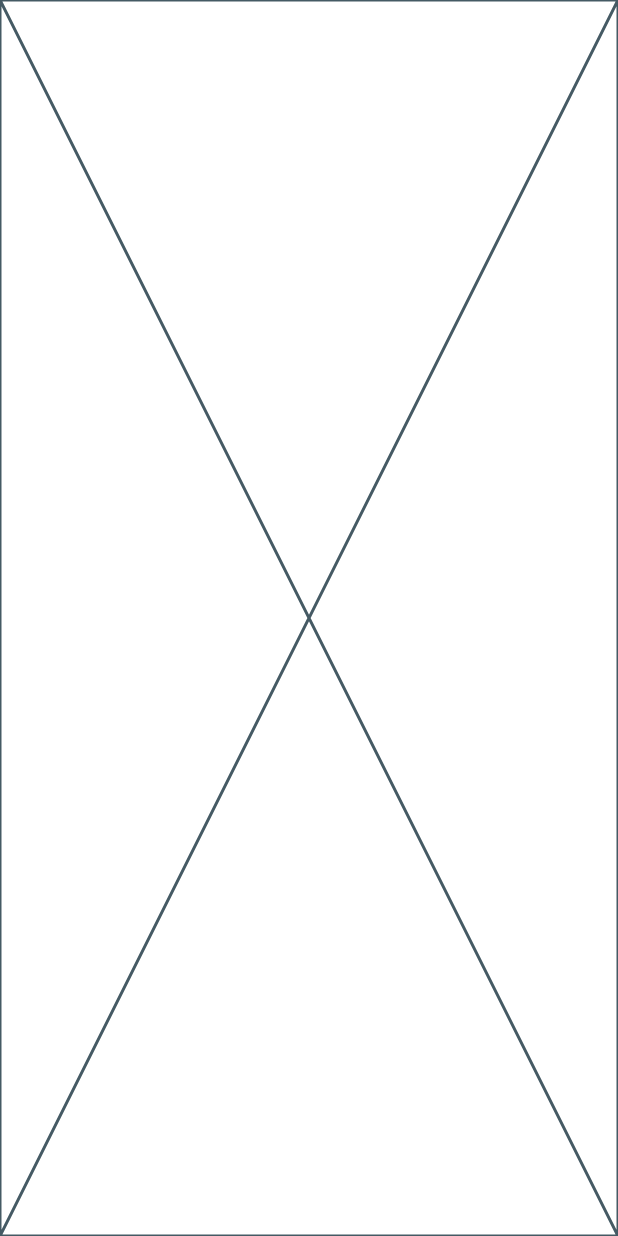
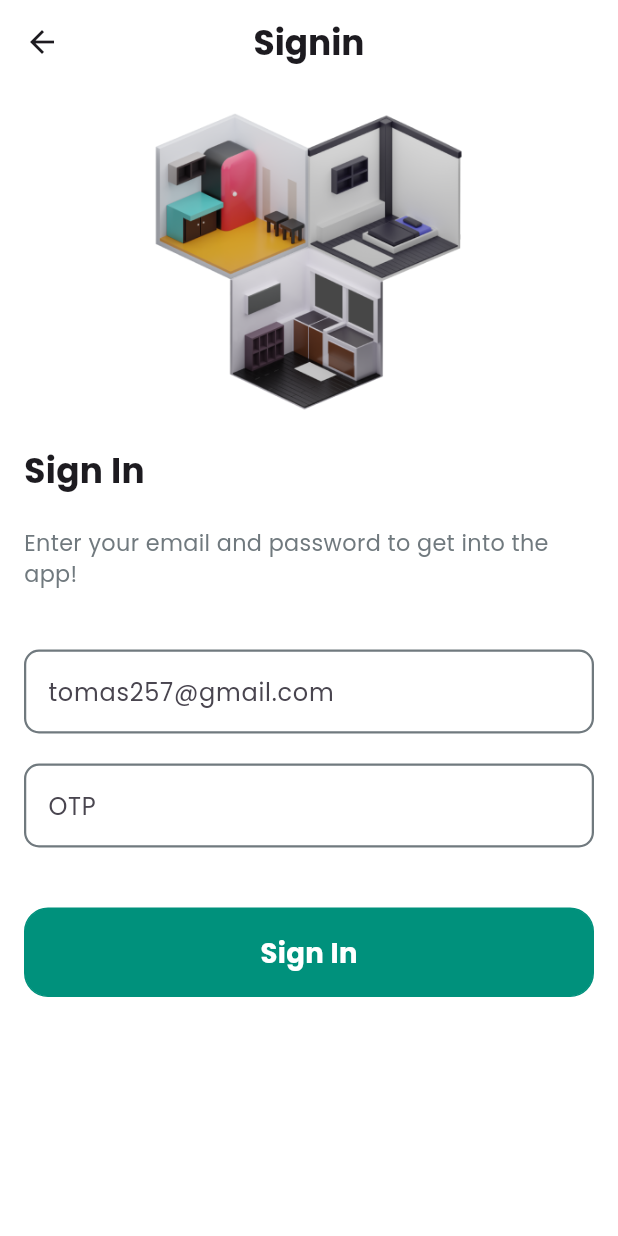
Before and after one commit to graduationproject273/graduatinproject, a Flutter app: the AuthButtonsView screen opened by its route, after a tap on "Sign In", on a phone screen of 412 x 824 dp. Run offline on Flutter 3.47's test engine with Material 3 defaults, Android fonts, the phone set to English and light mode, and no system bars; our stand-ins replace bloc, dartz, device_preview, dio, dots_indicator, equatable and 5 more; missing offline and left inert: data_connection_checker_tv; accounts and stored records are empty.

Commit message:
login page

```diff
--- a/lib/core/styles/textstyles.dart
+++ b/lib/core/styles/textstyles.dart
@@ -31,6 +31,8 @@ class Textstyles {
       TextStyle(fontSize: 16.sp, fontWeight: FontWeight.bold);
        static final texttotalprice =
       TextStyle(fontSize: 17.sp, fontWeight: FontWeight.w500);
+       static final texttitlelogin =
+   TextStyle(fontSize: 20.sp, fontWeight: FontWeight.bold);
        static final textitemcartnumber =
       TextStyle(fontSize: 18.sp,fontWeight:FontWeight.w500);
       static final textitemtotal =
--- a/lib/core/widgets/custom_textfield.dart
+++ b/lib/core/widgets/custom_textfield.dart
@@ -12,6 +12,8 @@ class CustomTextformfield extends StatelessWidget {
   final int? maxLines;
   final double? cursorHeight;
   final TextStyle? hintStyle;
+  final Color? color ;
+  final Color? colorborder;
   const CustomTextformfield({
     super.key,
     required this.hintText,
@@ -19,7 +21,7 @@ class CustomTextformfield extends StatelessWidget {
     this.obscureText,
     this.suffixIcon,
     this.validator,
-    this.onSaved, this.maxLines, this.cursorHeight, this.hintStyle,
+    this.onSaved, this.maxLines, this.cursorHeight, this.hintStyle, this.color, this.colorborder,
   });
 
   @override
@@ -38,7 +40,7 @@ class CustomTextformfield extends StatelessWidget {
         suffixIconColor: Color(0xFFC9CECF),
         hintText: hintText,
         filled: true,
-        fillColor: colortextfieldreveiw,
+        fillColor:color ,
         border: buildBorder(),
         enabledBorder: buildBorder(),
         focusedBorder: buildBorder(),
@@ -47,8 +49,8 @@ class CustomTextformfield extends StatelessWidget {
 
   OutlineInputBorder buildBorder() {
     return OutlineInputBorder(
-        borderSide: BorderSide(width: 2, color: Color(0xFFF9FAFA)),
-        borderRadius: BorderRadius.circular(4),
+        borderSide: BorderSide(width: 1.5, color: colorborder ?? Color(0xFFC9CECF)),
+        borderRadius: BorderRadius.circular(10),
       );
   }
 }
--- a/lib/featrues/authintication/login/presentation/pages/login_view.dart
+++ b/lib/featrues/authintication/login/presentation/pages/login_view.dart
@@ -1,10 +1,20 @@
 import 'package:flutter/material.dart';
+import 'package:gradution/core/styles/textstyles.dart';
+import 'package:gradution/featrues/authintication/login/presentation/widgets/body_login_view.dart';
 
 class LoginView extends StatelessWidget {
   const LoginView({super.key});
 
   @override
   Widget build(BuildContext context) {
-    return const Placeholder();
+    return  Scaffold(
+      appBar: AppBar(
+        centerTitle: true,
+        title:  Text('Signin',style: Textstyles.texttitlelogin,),
+        backgroundColor: Colors.white,
+      ),
+      backgroundColor: Colors.white,
+      body:BodyLoginView()
+    );
   }
 }
--- /dev/null
+++ b/lib/featrues/authintication/login/presentation/widgets/body_login_view.dart
@@ -0,0 +1,64 @@
+import 'package:flutter/material.dart';
+import 'package:gradution/constants/images.dart';
+import 'package:gradution/core/styles/colors.dart';
+import 'package:gradution/core/styles/extention.dart';
+import 'package:gradution/core/styles/textstyles.dart';
+import 'package:gradution/core/widgets/custom_button.dart';
+import 'package:gradution/core/widgets/custom_textfield.dart';
+
+class BodyLoginView extends StatelessWidget {
+  const BodyLoginView({super.key});
+
+  @override
+  Widget build(BuildContext context) {
+    return Padding(
+      padding: const EdgeInsets.all(16.0),
+      child: SingleChildScrollView(
+        child: Column(
+          mainAxisAlignment: MainAxisAlignment.center,
+          crossAxisAlignment: CrossAxisAlignment.start,
+          children: [
+            Align(
+                alignment: Alignment.center,
+                child: Image.asset(Assets.imagesAuthbuttonsimage,
+                    width: context.width*.5, height:context.width*.5)),
+
+            const SizedBox(height: 20),
+
+            Text(
+              'Sign In',
+              style: Textstyles.texttitlelogin,
+            ),
+            const SizedBox(height: 20),
+            Text(
+              'Enter your email and password to get into the app!',
+              style: Textstyles.descrpcolorinreviews.copyWith(
+                color: textcolorinauthpagebuttons
+
+              ),
+            ),
+            const SizedBox(height: 40),
+            CustomTextformfield(
+              hintText: 'tomas257@gmail.com',
+              keyboardType: TextInputType.emailAddress,
+              color: Colors.white,
+              colorborder: textcolorinauthpagebuttons,
+            ),
+            const SizedBox(height: 20),
+            CustomTextformfield(
+              hintText: 'OTP',
+              keyboardType: TextInputType.number,
+              color: Colors.white,
+              colorborder: textcolorinauthpagebuttons,
+            ),
+            const SizedBox(height: 40),
+            CustomButton(text: 'Sign In', onTap: () {}),
+
+            // Add your login form here
+            // For example, you can use TextFormField for email and password inputs
+          ],
+        ),
+      ),
+    );
+  }
+}
```
Also changed, not shown: 4 other files.
